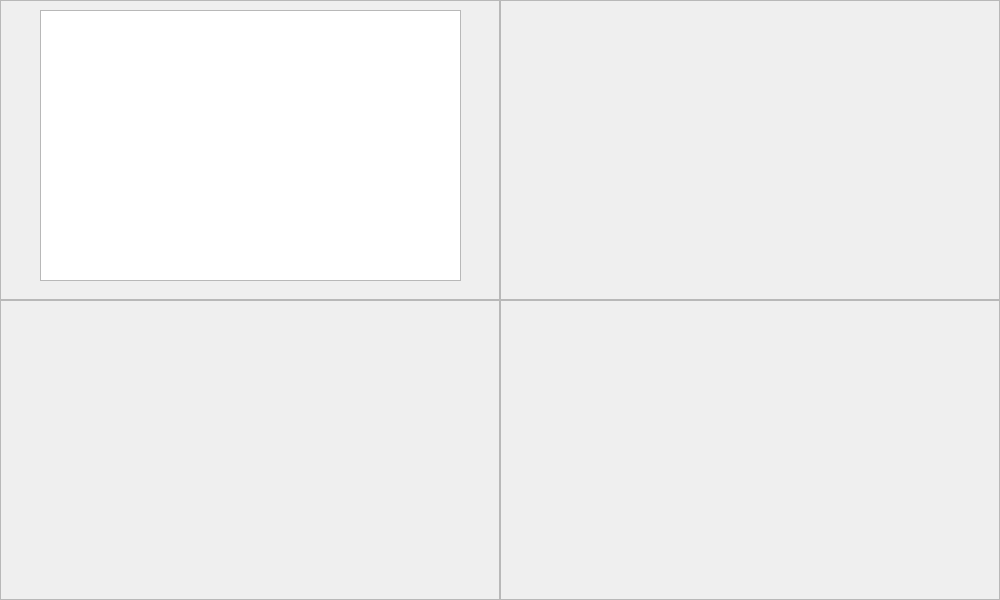
First picture: the form in src/Visualizer.ui, repository codebydant/sfM_danPipeline, before the edit.
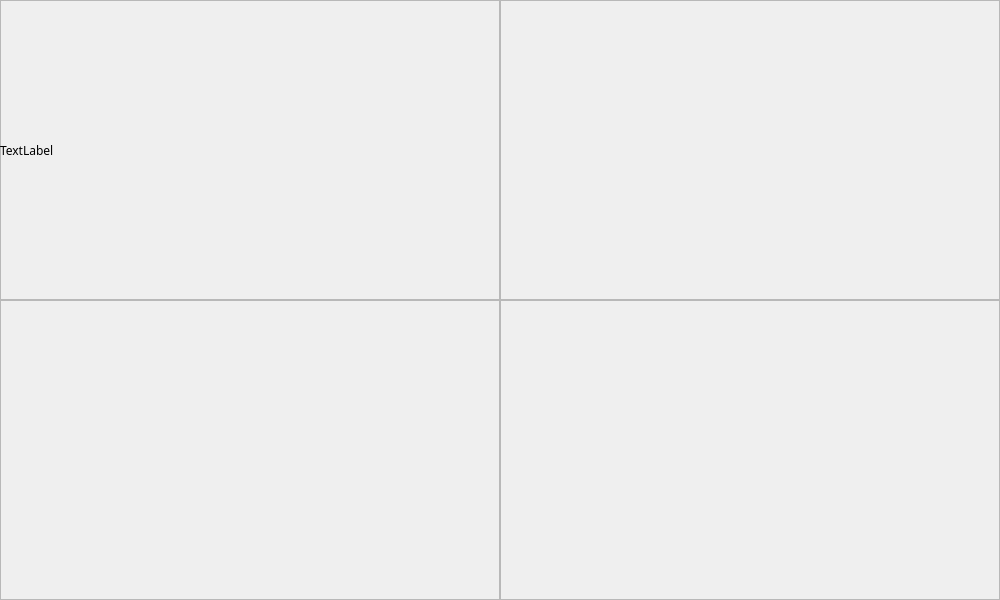
Second picture: the form after the edit.

```diff
--- a/src/Visualizer.ui
+++ b/src/Visualizer.ui
@@ -51,15 +51,21 @@
    <property name="frameShadow">
     <enum>QFrame::Raised</enum>
    </property>
-   <widget class="QGraphicsView" name="graphicsViewW1">
+   <widget class="QLabel" name="image_lbl">
     <property name="geometry">
      <rect>
-      <x>40</x>
-      <y>10</y>
-      <width>421</width>
-      <height>271</height>
+      <x>0</x>
+      <y>0</y>
+      <width>500</width>
+      <height>300</height>
      </rect>
     </property>
+    <property name="text">
+     <string>TextLabel</string>
+    </property>
+    <property name="scaledContents">
+     <bool>true</bool>
+    </property>
    </widget>
   </widget>
   <widget class="QFrame" name="Frame2">
```
